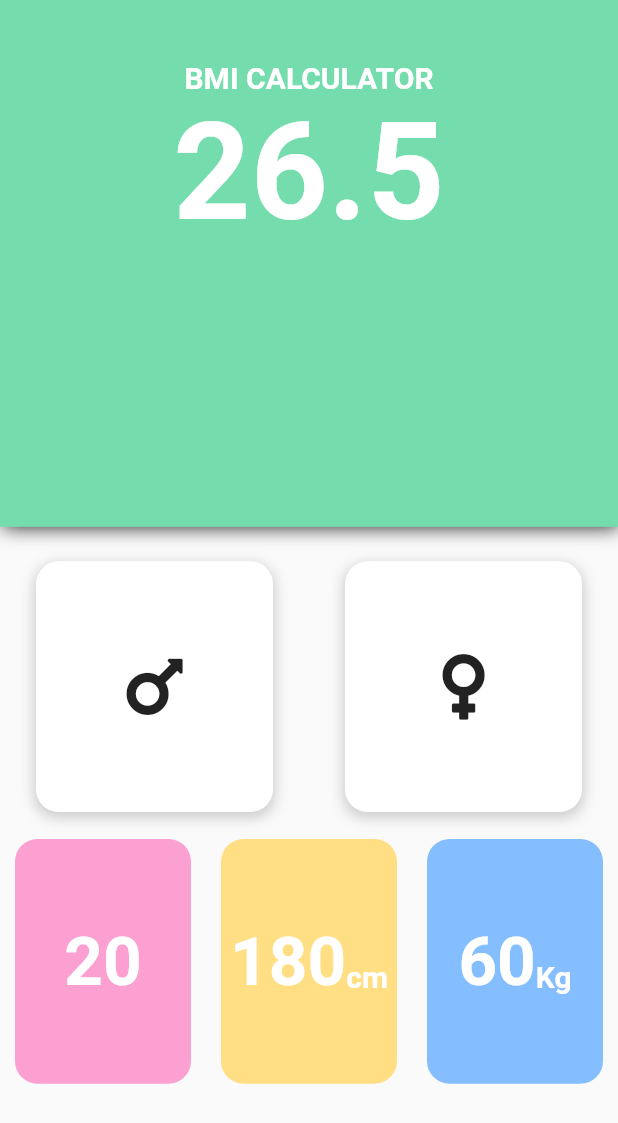
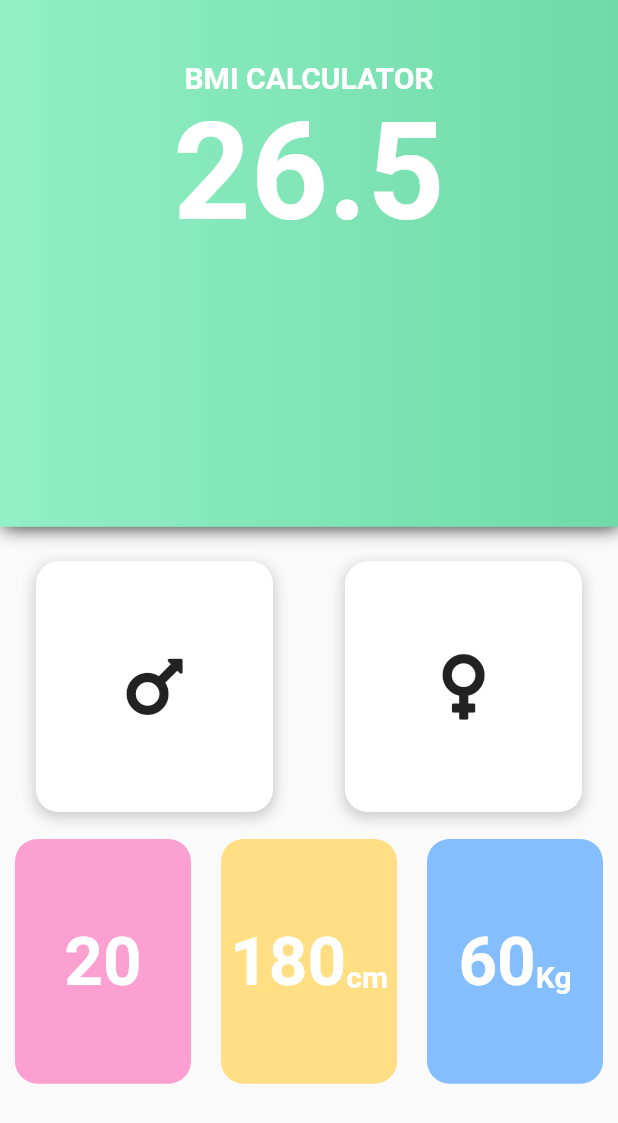
Before and after one commit to diebjackal/BMI_calculator, a Flutter app: the screen it shows after launch, on a phone screen of 412 x 824 dp. Shown: the top 1123 px of the screen. Run offline on Flutter 3.47's test engine with Material 2 defaults, Android fonts, the phone set to English and light mode, and no system bars; our stand-ins replace font_awesome_flutter.

Commit message:
add gradient
add gradient background color

```diff
--- a/bmi_calculator/lib/main.dart
+++ b/bmi_calculator/lib/main.dart
@@ -1,8 +1,17 @@
 import 'package:bmi_calculator/screens/BMI_MainPage.dart';
 import 'package:flutter/material.dart';
+import 'package:flutter/services.dart';
 
 void main() {
-  runApp(MyApp());
+  SystemChrome.setSystemUIOverlayStyle(
+    SystemUiOverlayStyle(
+      statusBarColor: Colors.transparent,
+      statusBarBrightness: Brightness.light,
+    ),
+  );
+  runApp(
+    MyApp(),
+  );
 }
 
 class MyApp extends StatelessWidget {
@@ -10,10 +19,6 @@ class MyApp extends StatelessWidget {
   Widget build(BuildContext context) {
     return MaterialApp(
       title: 'bmi_Calculator',
-      theme: ThemeData(
-        primarySwatch: Colors.blue,
-        visualDensity: VisualDensity.adaptivePlatformDensity,
-      ),
       debugShowCheckedModeBanner: false,
       home: BMIMainPage(),
     );
--- a/bmi_calculator/lib/utilits/colors.dart
+++ b/bmi_calculator/lib/utilits/colors.dart
@@ -5,7 +5,8 @@ const kActiveCardColour = Color(0xFF1D1E33);
 const kInactiveCardColour = Color(0xFF111328);
 const kBottomContainerColour = Color(0xFFEB1555);
 const whiteColor = Colors.white;
-const backGroundColor = Color(0xff75ddad);
+const backgroundColor = Color(0xff70daa8);
+const endBackgroundColor = Color(0xff91f0c6);
 List<Color> ColorList = [AgeColors, heightColors, weightColors];
 
 const AgeColors = Color(0xfffc9fd1);
--- a/bmi_calculator/lib/utilits/constants.dart
+++ b/bmi_calculator/lib/utilits/constants.dart
@@ -24,7 +24,11 @@ Decoration KGenderSelectContainerDecoration() {
 
 Decoration imformationsDecoration() {
   return BoxDecoration(
-    color: backGroundColor,
+    gradient: LinearGradient(
+      begin: Alignment.centerRight,
+      end: Alignment.centerLeft,
+      colors: [backgroundColor, endBackgroundColor],
+    ),
     boxShadow: [
       BoxShadow(
         color: Colors.black87,
```
